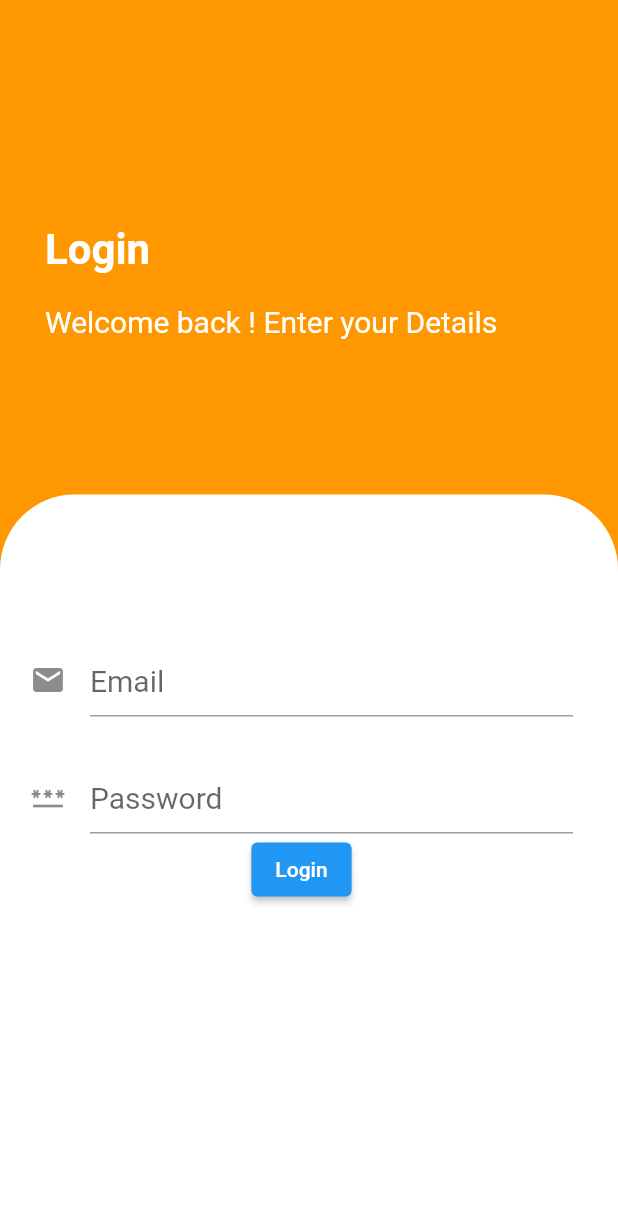
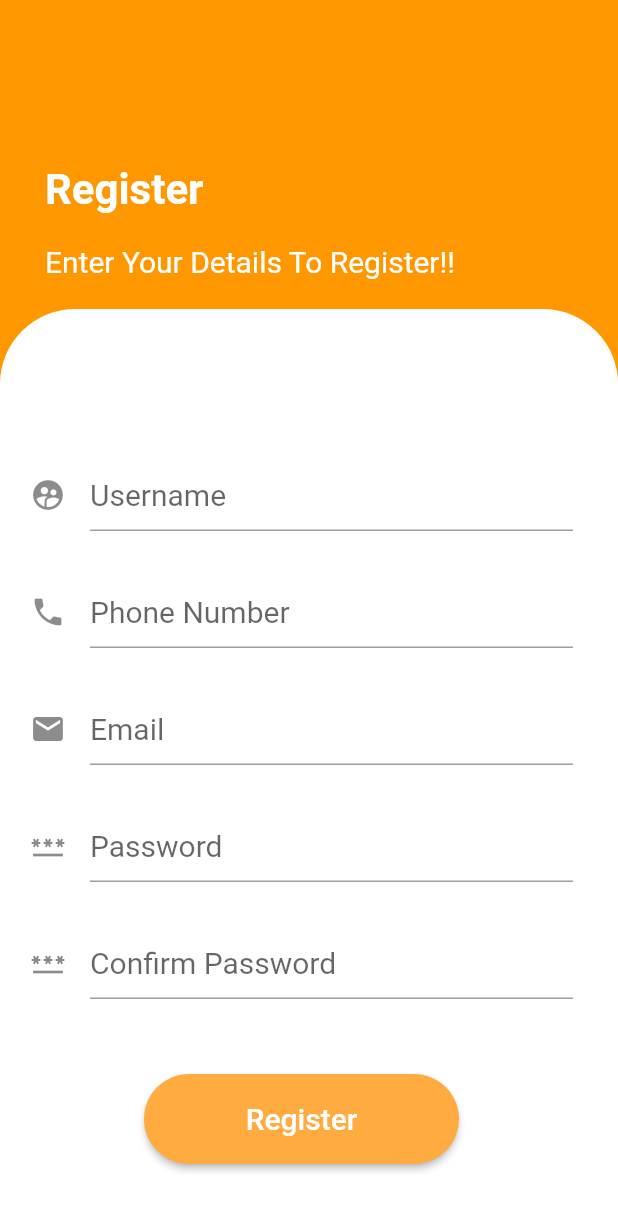
Before and after one commit to Kasammapara/Face-Recognition-System, a Flutter app: the screen it shows after launch, on a phone screen of 412 x 824 dp. Shown: the top 1211 px of the screen. Run offline on Flutter 3.47's test engine with Material 2 defaults, Android fonts, the phone set to English and light mode, and no system bars.

Commit message:
initial commit

```diff
--- /dev/null
+++ b/lib/login_page.dart
@@ -0,0 +1,119 @@
+import 'package:flutter/material.dart';
+import 'routes.dart';
+
+class LoginPage extends StatelessWidget {
+  const LoginPage({super.key});
+
+  // This widget is the root of your application.
+  @override
+  Widget build(BuildContext context) {
+    double screenWidth = MediaQuery.of(context).size.width;
+    double screenHeight = MediaQuery.of(context).size.height;
+    return Scaffold(
+      resizeToAvoidBottomInset: true,
+      // appBar: AppBar(
+      //   title: Center(child: Text("Login")),
+      //   backgroundColor: Colors.orangeAccent ,
+      // ),
+      //
+      body: Padding(
+        padding: const EdgeInsets.all(0),
+        child: Stack(
+          children: [
+            Container(
+              width: screenWidth,
+              // height: screenHeight * 0.45,
+              color: Colors.orange,
+              child: Padding(
+                padding: const EdgeInsets.fromLTRB(10, 20, 0, 0),
+                child: Column(
+                  crossAxisAlignment: CrossAxisAlignment.start,
+                  mainAxisAlignment: MainAxisAlignment.start,
+                  children: [
+                    Padding(
+                      padding: const EdgeInsets.fromLTRB(20, 130, 20, 20),
+                      child: Text(
+                        "Login",
+                        style: TextStyle(
+                            color: Colors.white,
+                            fontSize: 28,
+                            fontWeight: FontWeight.bold),
+                      ),
+                    ),
+                    Padding(
+                      padding: const EdgeInsets.fromLTRB(20, 0, 20, 40),
+                      child: Text(
+                        "Welcome back ! Enter your Details",
+                        style: TextStyle(
+                          color: Colors.white,
+                          fontSize: 20,
+                        ),
+                      ),
+                    )
+                  ],
+                ),
+              ),
+            ),
+            Positioned(
+              top: screenHeight * 0.40,
+              // bottom: screenHeight,
+              height: screenHeight,
+              child: Container(
+                width: screenWidth,
+                height: screenHeight * 0.55,
+                decoration: BoxDecoration(
+                    color: Colors.white,
+                    borderRadius: BorderRadius.circular(50)),
+                child: Padding(
+                  padding: const EdgeInsets.fromLTRB(20, 100, 30, 10),
+                  child: Column(
+                    children: [
+                      TextFormField(
+                          decoration: InputDecoration(
+                              icon: Icon(Icons.email),
+                              hintText: 'Email',
+                              hintStyle: TextStyle(
+                                fontSize: 20,
+                                // fontWeight: FontWeight.bold
+                              ))),
+                      SizedBox(
+                        height: 30,
+                      ),
+                      TextFormField(
+                          obscureText: true,
+                          decoration: InputDecoration(
+                              icon: Icon(Icons.password),
+                              hintText: 'Password',
+                              hintStyle: TextStyle(
+                                fontSize: 20,
+                                // fontWeight: FontWeight.bold
+                              ))),
+                      SizedBox(
+                        height: 80,
+                      ),
+                      SizedBox(
+                        height: 60,
+                        width: 210,
+                        child: ElevatedButton(
+                            // style: ButtonStyle(backgroundColor:),
+                            onPressed: () {},
+                            style: ElevatedButton.styleFrom(
+                                shape: RoundedRectangleBorder(
+                                    borderRadius: BorderRadius.circular(50)),
+                                primary: Colors.orangeAccent),
+                            child: Text(
+                              "Login",
+                              style: TextStyle(fontSize: 20),
+                            )),
+                      ),
+                    ],
+                  ),
+                ),
+              ),
+            )
+          ],
+        ),
+      ),
+    );
+  }
+}
--- a/lib/main.dart
+++ b/lib/main.dart
@@ -1,4 +1,7 @@
 import 'package:flutter/material.dart';
+import 'routes.dart';
+import 'login_page.dart';
+import 'register_page.dart';
 
 void main() {
   runApp(MaterialApp(
@@ -12,118 +15,10 @@ class MyApp extends StatelessWidget {
   // This widget is the root of your application.
   @override
   Widget build(BuildContext context) {
-    double screenWidth = MediaQuery.of(context).size.width;
-    double screenHeight = MediaQuery.of(context).size.height;
-    return Scaffold(
-      // appBar: AppBar(
-      //   title: Center(child: Text("Login")),
-      //   backgroundColor: Colors.orangeAccent ,
-      // ),
-    //
-      body:
-      Padding(
-        padding: const EdgeInsets.all(0),
-        child: Stack(
-          children: [
-            Container(
-              width: screenWidth,
-              // height: screenHeight * 0.45,
-              color: Colors.orange,
-              child: Padding(
-                padding: const EdgeInsets.fromLTRB(10, 20, 0, 0),
-                child: Column(
-                  crossAxisAlignment: CrossAxisAlignment.start,
-                  mainAxisAlignment: MainAxisAlignment.start,
+        return
+                MaterialApp(routes: {"/":(context)=>RegisterPage(),
+                  MyRoutes.loginRoute:(context)=>LoginPage(),
+                        });
 
-                  children: [
-                    Padding(
-                      padding: const EdgeInsets.fromLTRB(20, 130, 20, 20),
-                      child: Text("Login",
-                      style: TextStyle(
-                          color: Colors.white,
-                          fontSize: 28,
-                          fontWeight: FontWeight.bold
-                      ),
-                      ),
-
-
-                    ),
-                    Padding(
-                      padding: const EdgeInsets.fromLTRB(20, 0, 20, 40),
-                      child: Text("Welcome back ! Enter your Details",
-                        style: TextStyle(
-                            color: Colors.white,
-                            fontSize: 20,
-
-                        ),
-                      ),
-                    )
-                  ],
-                ),
-
-              ),
-
-
-            ),
-            Positioned(
-              top: screenHeight * 0.40,
-              // bottom: screenHeight,
-               height: screenHeight,
-              child: Container(
-                width: screenWidth,
-                height: screenHeight * 0.55,
-                decoration: BoxDecoration(
-                  color: Colors.white,
-                  borderRadius: BorderRadius.circular(50)
-                ),
-                child:
-                Padding(
-                  padding: const EdgeInsets.fromLTRB(20, 100, 30, 10),
-                  child: Column(
-                    children: [
-                      TextFormField(
-                        decoration: InputDecoration(
-                          icon: Icon(Icons.email),
-
-                          hintText: 'Email',
-                          hintStyle: TextStyle(
-                            fontSize: 20,
-                            // fontWeight: FontWeight.bold
-                          )
-                        )
-                      ),
-                      SizedBox(
-                        height: 30,
-                      ),
-                      TextFormField(
-                          obscureText: true,
-                          decoration: InputDecoration(
-                              icon: Icon(Icons.password),
-
-                              hintText: 'Password',
-                              hintStyle: TextStyle(
-                                  fontSize: 20,
-                                  // fontWeight: FontWeight.bold
-                              )
-                          )
-                      ),
-                      ElevatedButton(onPressed: (){}, child: Text("Login"
-                          ,
-                      ))
-
-                    ],
-
-                  ),
-
-                ),
-
-
-              ),
-            )
-          ],
-        ),
-      ),
-
-     );
+    }
   }
-}
--- /dev/null
+++ b/lib/register_page.dart
@@ -0,0 +1,182 @@
+import 'package:flutter/material.dart';
+import 'routes.dart';
+import 'login_page.dart';
+
+
+
+class RegisterPage extends StatelessWidget {
+  const RegisterPage({super.key});
+
+  // This widget is the root of your application.
+  @override
+  Widget build(BuildContext context) {
+
+
+
+    final formGlobalKey = GlobalKey<FormState>();
+    double screenWidth = MediaQuery.of(context).size.width;
+    double screenHeight = MediaQuery.of(context).size.height;
+    return Scaffold(
+      key: formGlobalKey,
+      resizeToAvoidBottomInset: true,
+      // appBar: AppBar(
+      //   title: Center(child: Text("Login")),
+      //   backgroundColor: Colors.orangeAccent ,
+      // ),
+      //
+      body: Container(
+        height: screenHeight ,
+        child: Padding(
+          padding: const EdgeInsets.all(0),
+          child: Stack(
+            children: [
+              Container(
+                width: screenWidth,
+                height: screenHeight * 0.35,
+                color: Colors.orange,
+                child: Padding(
+                  padding: const EdgeInsets.fromLTRB(10, 20, 0, 0),
+                  child: Column(
+                    crossAxisAlignment: CrossAxisAlignment.start,
+                    mainAxisAlignment: MainAxisAlignment.start,
+                    children: [
+                      Padding(
+                        padding: const EdgeInsets.fromLTRB(20, 90, 20, 20),
+                        child: Text(
+                          "Register",
+                          style: TextStyle(
+                              color: Colors.white,
+                              fontSize: 28,
+                              fontWeight: FontWeight.bold),
+                        ),
+                      ),
+                      Padding(
+                        padding: const EdgeInsets.fromLTRB(20, 0, 20, 40),
+                        child: Text(
+                          "Enter Your Details To Register!!",
+                          style: TextStyle(
+                            color: Colors.white,
+                            fontSize: 20,
+                          ),
+                        ),
+                      )
+                    ],
+                  ),
+                ),
+              ),
+              Positioned(
+                top: screenHeight * 0.25,
+                // bottom: screenHeight,
+                height: screenHeight,
+                child: Container(
+                  width: screenWidth,
+                  height: screenHeight * 0.55,
+                  decoration: BoxDecoration(
+                      color: Colors.white,
+                      borderRadius: BorderRadius.circular(50)),
+                  child: Padding(
+                    padding: const EdgeInsets.fromLTRB(20, 100, 30, 10),
+                    child: Column(
+                      children: [
+                        TextFormField(
+                            decoration: InputDecoration(
+                                icon: Icon(Icons.supervised_user_circle),
+                                hintText: 'Username',
+                                hintStyle: TextStyle(
+                                  fontSize: 20,
+                                  // fontWeight: FontWeight.bold
+                                ))),
+                        SizedBox(
+                          height: 30,
+                        )
+                        ,
+                        TextFormField(
+                            decoration: InputDecoration(
+                                icon: Icon(Icons.phone),
+                                hintText: 'Phone Number',
+                                hintStyle: TextStyle(
+                                  fontSize: 20,
+                                  // fontWeight: FontWeight.bold
+                                ))),
+                        SizedBox(
+                          height: 30,
+                        ),
+                        TextFormField(
+                            decoration: InputDecoration(
+                                icon: Icon(Icons.email),
+                                hintText: 'Email',
+                                hintStyle: TextStyle(
+                                  fontSize: 20,
+                                  // fontWeight: FontWeight.bold
+                                ))),
+                        SizedBox(
+                          height: 30,
+                        ),
+                        TextFormField(
+                            obscureText: true,
+                            decoration: InputDecoration(
+                                icon: Icon(Icons.password),
+                                hintText: 'Password',
+                                hintStyle: TextStyle(
+                                  fontSize: 20,
+                                  // fontWeight: FontWeight.bold
+                                ))),
+                        SizedBox(
+                          height: 30,
+                        ),
+                        TextFormField(
+                            validator: (value) {
+                              if(value!.isEmpty) {
+                                return "PassWord cannot Be Empty";
+                              } else if (value != null && value.length < 6) {
+                                return "PassWord must be greater than 6 characters";
+                              }
+                              return null;
+                            },
+                            obscureText: true,
+                            decoration: InputDecoration(
+                                icon: Icon(Icons.password),
+                                hintText: 'Confirm Password',
+                                hintStyle: TextStyle(
+                                  fontSize: 20,
+                                  // fontWeight: FontWeight.bold
+                                ))),
+
+
+
+                        SizedBox(
+                          height: 50,
+                        ),
+                        SizedBox(
+                          height: 60,
+                          width: 210,
+                          child: ElevatedButton(
+                            // style: ButtonStyle(backgroundColor:),
+                              onPressed: () {
+                                  if (formGlobalKey.currentState!.validate())
+                                  Navigator.pushNamed(context, MyRoutes.loginRoute);
+
+
+                              },
+                              style: ElevatedButton.styleFrom(
+                                  shape: RoundedRectangleBorder(
+                                      borderRadius: BorderRadius.circular(50)),
+                                  primary: Colors.orangeAccent),
+                              child: Text(
+                                "Register",
+                                style: TextStyle(fontSize: 20),
+                              )),
+                        ),
+                      ],
+                    ),
+                  ),
+                ),
+              )
+            ],
+          ),
+        ),
+      ),
+    );
+
+  }
+}
--- /dev/null
+++ b/lib/routes.dart
@@ -0,0 +1,2 @@
+class MyRoutes{static String loginRoute="/login";
+  static String homeRoute="/home";}
```
